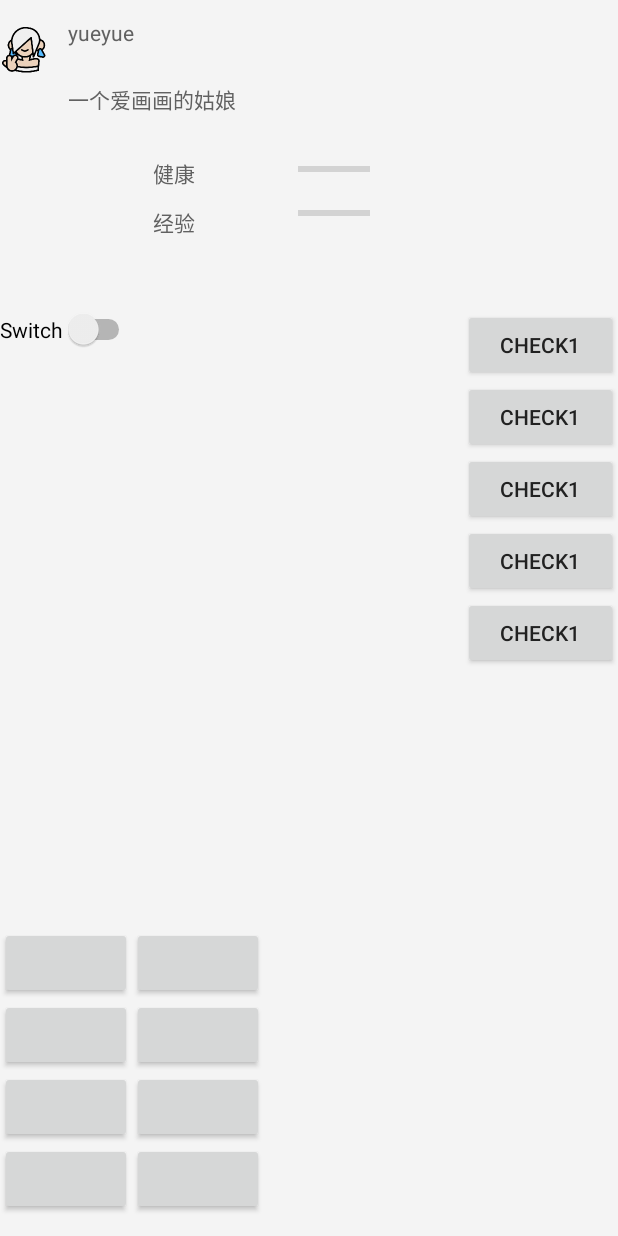
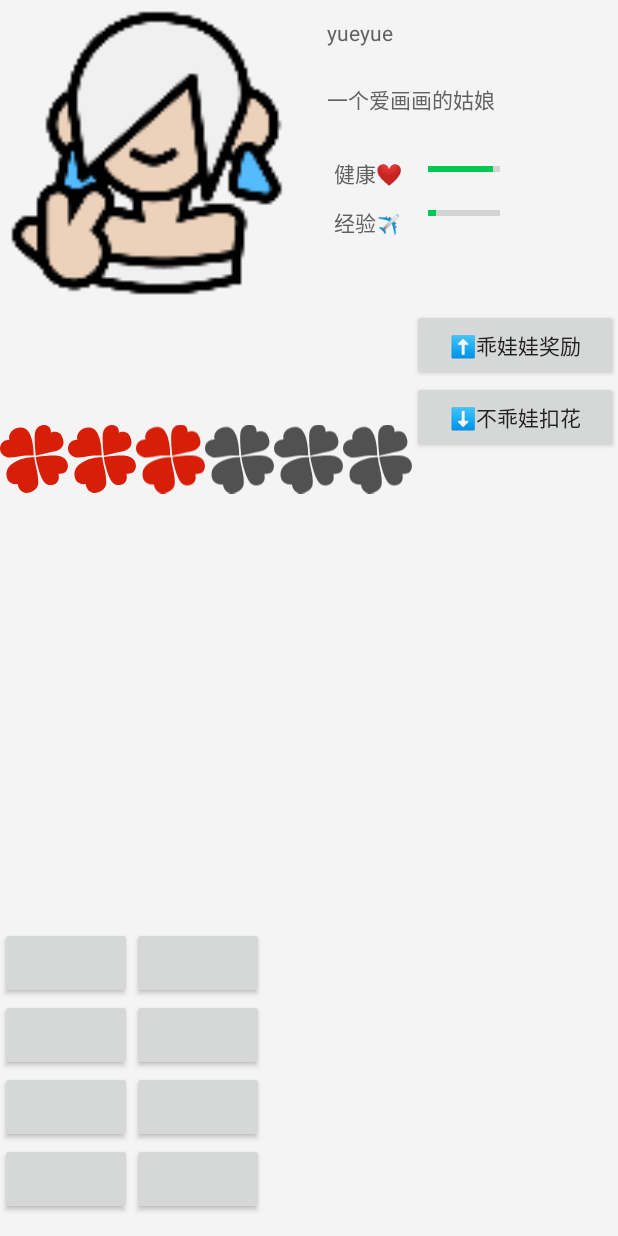
Before and after one commit to bluebird97/zzzfourm, an Android app: the screen it shows after launch (FirstPageActivity), on a phone screen of 412 x 824 dp. Run offline under Robolectric (Android 15) with nearby library versions, the phone set to English and light mode, and no system bars; our stand-ins replace ButterKnife, Dagger/Hilt's generated code; libraries missing offline, so code that uses them is left out: com.thirtydegreesray.dataautoaccess; pictures from the network do not load; 1 statement that could not run was skipped.

Commit message:
update new layout: design draft for gg review

```diff
--- /dev/null
+++ b/app/src/main/res/drawable/ic_flower_gray.xml
@@ -0,0 +1,9 @@
+<vector xmlns:android="http://schemas.android.com/apk/res/android"
+    android:width="200dp"
+    android:height="200dp"
+    android:viewportWidth="1024"
+    android:viewportHeight="1024">
+  <path
+      android:pathData="M539.5,463.5c0,0 -35.9,-296 -6,-370.7 15.3,-38.2 63.4,-107.9 157.6,-90 85.5,16.3 74.3,109.5 74.3,109.5s65.3,-30.2 128.1,6.7c41.8,24.6 151.9,231.2 -82.3,280.7C594.3,445.6 539.5,463.5 539.5,463.5zM539.5,484c0,0 272.7,-44.3 378.2,-10 106.2,34.6 137.4,158.8 69.2,235.4 -26.8,30.1 -107,23.4 -107,23.4s23.9,83.6 -22.9,132.4c-46.8,48.8 -137.8,57.8 -185.2,1C592.2,770.7 539.5,504.5 539.5,484zM508.6,461c0,0 3.3,-330.9 -125.4,-406 -61.7,-36.1 -168.7,-13.1 -215,46.3 -32.3,41.5 -36.9,92.9 -25.9,121.9 0,0 -120.7,-6.4 -140.1,108 -20.6,121.4 111.2,156.1 122.2,157.2 73.2,8 156.3,-18.5 260.8,-27.5C444.9,455.9 508.6,461 508.6,461zM521.6,485c0,0 -198.8,-15.2 -357,112.3 -83.6,67.3 -78.4,170.1 -47.2,231.1 22.9,44.8 82.7,69.7 149.3,61.7 0,0 9.9,115.5 115.4,132.4 72.4,11.6 181.3,-50.9 191.2,-130.4C591.2,747.8 508.6,550.7 521.6,485z"
+      android:fillColor="#515151"/>
+</vector>
--- /dev/null
+++ b/app/src/main/res/drawable/ic_flower_red2.xml
@@ -0,0 +1,9 @@
+<vector xmlns:android="http://schemas.android.com/apk/res/android"
+    android:width="200dp"
+    android:height="200dp"
+    android:viewportWidth="1024"
+    android:viewportHeight="1024">
+  <path
+      android:pathData="M539.5,463.5c0,0 -35.9,-296 -6,-370.7 15.3,-38.2 63.4,-107.9 157.6,-90 85.5,16.3 74.3,109.5 74.3,109.5s65.3,-30.2 128.1,6.7c41.8,24.6 151.9,231.2 -82.3,280.7C594.3,445.6 539.5,463.5 539.5,463.5zM539.5,484c0,0 272.7,-44.3 378.2,-10 106.2,34.6 137.4,158.8 69.2,235.4 -26.8,30.1 -107,23.4 -107,23.4s23.9,83.6 -22.9,132.4c-46.8,48.8 -137.8,57.8 -185.2,1C592.2,770.7 539.5,504.5 539.5,484zM508.6,461c0,0 3.3,-330.9 -125.4,-406 -61.7,-36.1 -168.7,-13.1 -215,46.3 -32.3,41.5 -36.9,92.9 -25.9,121.9 0,0 -120.7,-6.4 -140.1,108 -20.6,121.4 111.2,156.1 122.2,157.2 73.2,8 156.3,-18.5 260.8,-27.5C444.9,455.9 508.6,461 508.6,461zM521.6,485c0,0 -198.8,-15.2 -357,112.3 -83.6,67.3 -78.4,170.1 -47.2,231.1 22.9,44.8 82.7,69.7 149.3,61.7 0,0 9.9,115.5 115.4,132.4 72.4,11.6 181.3,-50.9 191.2,-130.4C591.2,747.8 508.6,550.7 521.6,485z"
+      android:fillColor="#d81e06"/>
+</vector>
--- a/app/src/main/res/layout/activity_first_page.xml
+++ b/app/src/main/res/layout/activity_first_page.xml
@@ -14,8 +14,8 @@
 
         <ImageView
             android:id="@+id/imageView"
-            android:layout_width="wrap_content"
-            android:layout_height="wrap_content"
+            android:layout_width="match_parent"
+            android:layout_height="match_parent"
             android:layout_weight="1"
             android:src="@mipmap/free_panel_girl"
             tools:src="@tools:sample/avatars" />
@@ -50,6 +50,7 @@
                     android:layout_width="wrap_content"
                     android:layout_height="wrap_content"
                     android:layout_marginTop="16dp"
+                    android:progress="90"
                     app:layout_constraintEnd_toEndOf="parent"
                     app:layout_constraintStart_toStartOf="parent"
                     app:layout_constraintTop_toTopOf="parent" />
@@ -59,6 +60,7 @@
                     style="?android:attr/progressBarStyleHorizontal"
                     android:layout_width="wrap_content"
                     android:layout_height="wrap_content"
+                    android:progress="10"
                     app:layout_constraintBottom_toBottomOf="parent"
                     app:layout_constraintEnd_toEndOf="parent"
                     app:layout_constraintStart_toStartOf="parent"
@@ -98,18 +100,56 @@
         <LinearLayout
             android:layout_width="0dp"
             android:layout_height="match_parent"
-            android:layout_weight="3"
-            android:orientation="vertical"
-            >
+            android:layout_weight="2"
+            android:orientation="vertical">
 
-            <Switch
-                android:id="@+id/switch1"
-                android:layout_width="wrap_content"
-                android:layout_height="wrap_content"
-                android:text="Switch" />
-            <View
+            <TableLayout
                 android:layout_width="match_parent"
-                android:layout_height="match_parent"/>
+                android:layout_height="match_parent">
+
+                <TableRow
+                    android:layout_width="wrap_content"
+                    android:layout_height="wrap_content">
+
+                    <ImageView
+                        android:layout_width="0dp"
+                        android:layout_height="wrap_content"
+                        android:layout_weight="1"
+                        android:src="@drawable/ic_flower_red2" />
+
+                    <ImageView
+                        android:layout_width="0dp"
+                        android:layout_height="wrap_content"
+                        android:layout_weight="1"
+                        android:src="@drawable/ic_flower_red2" />
+
+                    <ImageView
+                        android:layout_width="0dp"
+                        android:layout_height="wrap_content"
+                        android:layout_weight="1"
+                        android:src="@drawable/ic_flower_red2" />
+
+                    <ImageView
+                        android:layout_width="0dp"
+                        android:layout_height="wrap_content"
+                        android:layout_weight="1"
+                        android:src="@drawable/ic_flower_gray" />
+
+                    <ImageView
+                        android:layout_width="0dp"
+                        android:layout_height="wrap_content"
+                        android:layout_weight="1"
+                        android:src="@drawable/ic_flower_gray" />
+
+                    <ImageView
+                        android:layout_width="0dp"
+                        android:layout_height="wrap_content"
+                        android:layout_weight="1"
+                        android:src="@drawable/ic_flower_gray" />
+
+                </TableRow>
+            </TableLayout>
+
         </LinearLayout>
 
         <LinearLayout
@@ -122,40 +162,16 @@
                 android:id="@+id/part2Button"
                 android:layout_width="match_parent"
                 android:layout_height="wrap_content"
-                android:text="check1"
-                />
+                android:text="⬆️乖娃娃奖励" />
 
-            <Button
-                android:id="@+id/part2Button2"
-                android:layout_width="match_parent"
-                android:layout_height="wrap_content"
-                android:text="check1"
-
-                />
 
             <Button
                 android:id="@+id/part2Button3"
                 android:layout_width="match_parent"
                 android:layout_height="wrap_content"
-                android:text="check1"
+                android:text="⬇️不乖娃扣花" />
 
-                />
 
-            <Button
-                android:id="@+id/part2Button4"
-                android:layout_width="match_parent"
-                android:layout_height="wrap_content"
-                android:text="check1"
-
-                />
-
-            <Button
-                android:id="@+id/part2Button5"
-                android:layout_width="match_parent"
-                android:layout_height="wrap_content"
-                android:text="check1"
-
-                />
         </LinearLayout>
     </LinearLayout>
 
@@ -171,7 +187,7 @@
 
             <TableRow
                 android:layout_width="wrap_content"
-                android:layout_height="wrap_content" >
+                android:layout_height="wrap_content">
 
                 <Button
                     android:id="@+id/watchDouyin"
@@ -180,17 +196,18 @@
                     tools:text="看抖音">
 
                 </Button>
+
                 <Button
                     android:id="@+id/collectKapai"
                     android:layout_width="wrap_content"
                     android:layout_height="wrap_content"
-                    tools:text="买卡片">
-                </Button>
+                    tools:text="买卡片"></Button>
             </TableRow>
 
             <TableRow
                 android:layout_width="wrap_content"
-                android:layout_height="wrap_content" >
+                android:layout_height="wrap_content">
+
                 <Button
                     android:id="@+id/watchKuaishou"
                     android:layout_width="wrap_content"
@@ -198,17 +215,18 @@
                     tools:text="看快手">
 
                 </Button>
+
                 <Button
                     android:id="@+id/collectLingshi"
                     android:layout_width="wrap_content"
                     android:layout_height="wrap_content"
-                    tools:text="买零食">
-                </Button>
+                    tools:text="买零食"></Button>
             </TableRow>
 
             <TableRow
                 android:layout_width="wrap_content"
-                android:layout_height="wrap_content" >
+                android:layout_height="wrap_content">
+
                 <Button
                     android:id="@+id/gotoPlay"
                     android:layout_width="wrap_content"
@@ -216,19 +234,22 @@
                     tools:text="去玩啦">
 
                 </Button>
+
                 <Button
                     android:id="@+id/collectWanju"
                     android:layout_width="wrap_content"
                     android:layout_height="wrap_content"
-                    tools:text="买玩具">
-                </Button>
+                    tools:text="买玩具"></Button>
             </TableRow>
+
             <TableRow
                 android:layout_width="wrap_content"
-                android:layout_height="wrap_content" >
+                android:layout_height="wrap_content">
+
                 <Button>
 
                 </Button>
+
                 <Button>
 
                 </Button>
--- a/app/src/main/res/values/strings.xml
+++ b/app/src/main/res/values/strings.xml
@@ -477,7 +477,7 @@
     <string name="add_account">Add account</string>
     <string name="delete_label_warning">Confirm to delete this label?</string>
     <string name="issue_topic">Topic</string>
-    <string name="health">健康</string>
-    <string name="experience">经验</string>
+    <string name="health">健康❤️</string>
+    <string name="experience">经验✈️</string>
 
 </resources>
```
